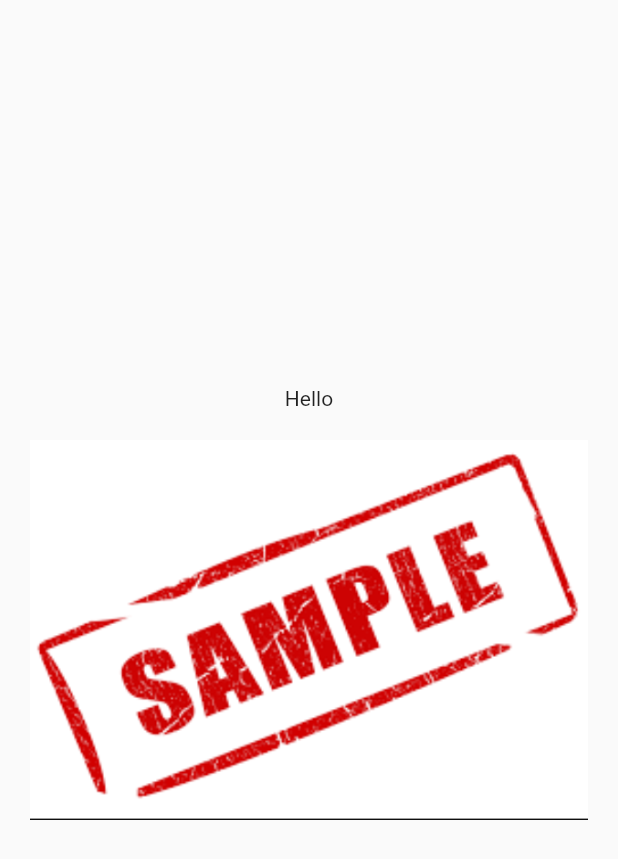
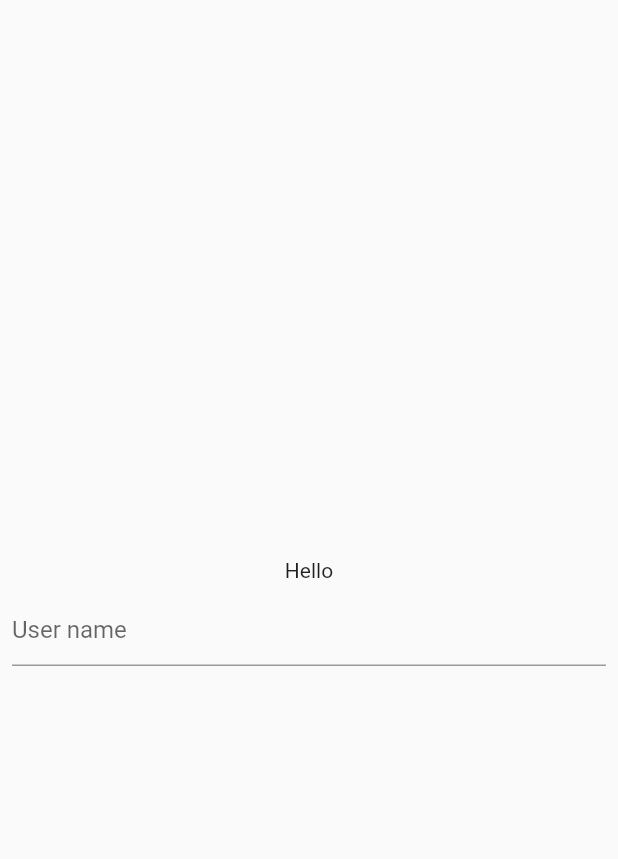
Before and after one commit to nhantruong1298/flutter-bloc-architecture-template, a Flutter app: the screen it shows after launch, on a phone screen of 412 x 824 dp. Shown: the top 859 px of the screen. Run offline on Flutter 3.47's test engine with Material 2 defaults, Android fonts, the phone set to English and light mode, and no system bars; our stand-ins replace flutter_bloc, freezed_annotation, go_router.

```diff
--- a/core/presentation/lib/app/application.dart
+++ b/core/presentation/lib/app/application.dart
@@ -1,8 +1,6 @@
 import 'package:flutter/material.dart';
-import 'package:flutter_bloc/flutter_bloc.dart';
 import 'package:flutter_localizations/flutter_localizations.dart';
 import 'package:presentation/app/route_builder.dart';
-import 'package:presentation/features/sample/cubit/sample_cubit.dart';
 import 'package:presentation/generated/l10n.dart';
 
 class Application extends StatefulWidget {
@@ -29,11 +27,7 @@ class _ApplicationState extends State<Application> {
 
   @override
   Widget build(BuildContext context) {
-    return MultiBlocProvider(
-        providers: [
-          BlocProvider(create: (context) => SampleCubit()),
-        ],
-        child: MaterialApp.router(
+    return MaterialApp.router(
       debugShowCheckedModeBanner: false,
       routerConfig: RouteBuilder.router,
       localizationsDelegates: const [
@@ -47,7 +41,7 @@ class _ApplicationState extends State<Application> {
         Locale('vi'), // Vietnamese
       ],
       localeResolutionCallback: _localeResolutionCallback,
-        ));
+    );
   }
 
   Locale? _localeResolutionCallback(
--- a/core/presentation/lib/features/sample/cubit/sample_cubit.dart
+++ b/core/presentation/lib/features/sample/cubit/sample_cubit.dart
@@ -1,4 +1,3 @@
-
 import 'package:flutter_bloc/flutter_bloc.dart';
 import 'package:freezed_annotation/freezed_annotation.dart';
 
@@ -7,4 +6,8 @@ part 'sample_cubit.freezed.dart';
 
 class SampleCubit extends Cubit<SampleState> {
   SampleCubit() : super(const SampleInitial());
+
+  void onUserNameChanged(String userName) {
+    emit(SampleLoadedState(userName));
+  }
 }
--- a/core/presentation/lib/features/sample/cubit/sample_state.dart
+++ b/core/presentation/lib/features/sample/cubit/sample_state.dart
@@ -4,6 +4,6 @@ part of 'sample_cubit.dart';
 class SampleState with _$SampleState {
   const factory SampleState.init() = SampleInitial;
   const factory SampleState.loading() = LoadingState;
-  const factory SampleState.loaded(dynamic result) = SampleLoadedState;
+  const factory SampleState.loaded(String userName) = SampleLoadedState;
   const factory SampleState.exception(dynamic exception) = SampleExceptionState;
 }
--- a/core/presentation/lib/features/sample/views/sample_screen.dart
+++ b/core/presentation/lib/features/sample/views/sample_screen.dart
@@ -2,8 +2,6 @@ import 'package:flutter/material.dart';
 import 'package:flutter_bloc/flutter_bloc.dart';
 import 'package:presentation/base/base_screen.dart';
 import 'package:presentation/features/sample/cubit/sample_cubit.dart';
-import 'package:presentation/generated/assets.gen.dart';
-import 'package:presentation/generated/intl/messages_all.dart';
 import 'package:presentation/generated/l10n.dart';
 import 'package:presentation/widgets/layouts/basic_layout.dart';
 
@@ -17,19 +15,38 @@ class SampleScreen extends StatefulWidget {
 }
 
 class _SampleScreenState extends BaseScreenState<SampleScreen> {
+  SampleCubit get sampleCubit => BlocProvider.of<SampleCubit>(context);
+
   @override
   Widget builder(BuildContext context) {
     return BlocListener<SampleCubit, SampleState>(
       listener: listener,
       child: BasicLayout(
         child: Column(mainAxisAlignment: MainAxisAlignment.center, children: [
-          Text(S.current.HELLO),
+          _buildGreeting(),
           Padding(
-            padding: const EdgeInsets.all(20),
-            child: Assets.images.sample.image(),
+            padding: const EdgeInsets.all(8.0),
+            child: TextField(
+              onChanged: (value) {
+                sampleCubit.onUserNameChanged(value);
+              },
+              decoration: const InputDecoration(hintText: 'User name'),
+            ),
           )
         ]),
       ),
     );
   }
+
+  Widget _buildGreeting() {
+    return BlocBuilder<SampleCubit, SampleState>(
+      builder: (context, state) {
+        if (state is SampleLoadedState) {
+          return Text('${S.current.HELLO} ${state.userName}');
+        }
+
+        return Text(S.current.HELLO);
+      },
+    );
+  }
 }
```
Also changed, not shown: core/presentation/lib/app/route_builder.dart (+8 -3 lines), core/presentation/lib/features/sample/cubit/sample_cubit.freezed.dart. Lines whose indentation alone changed are shown as unchanged.
